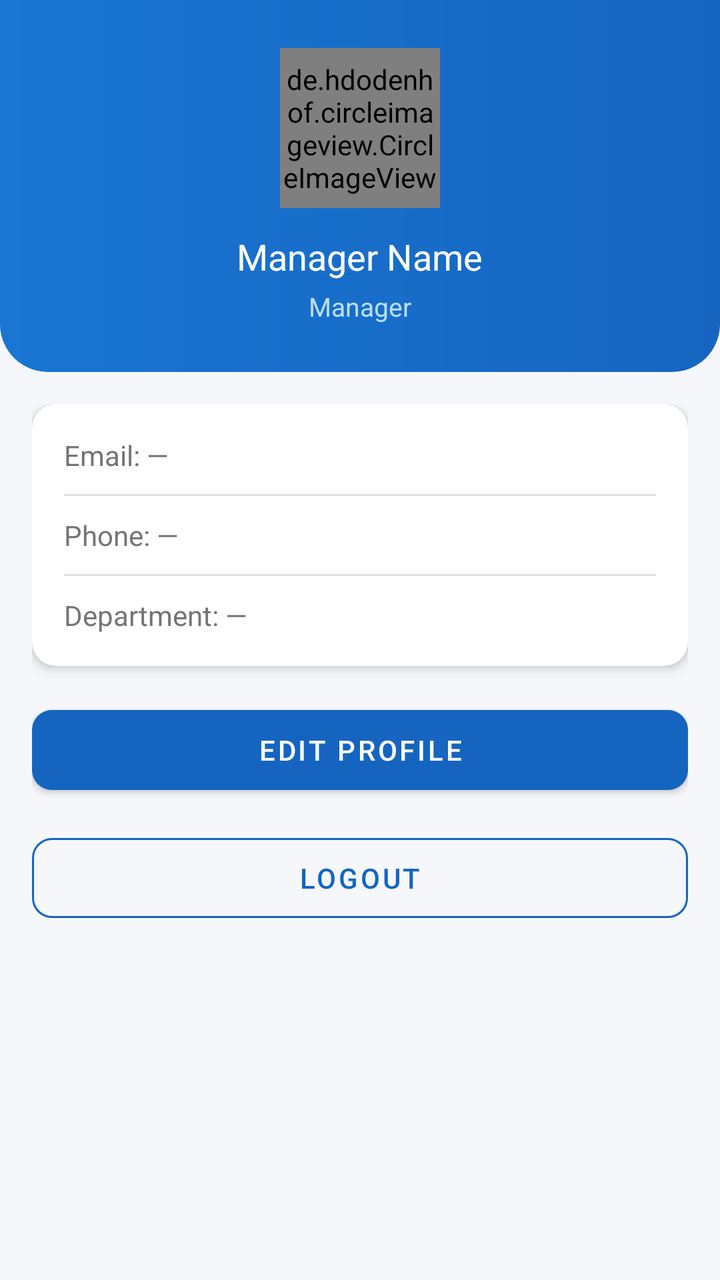
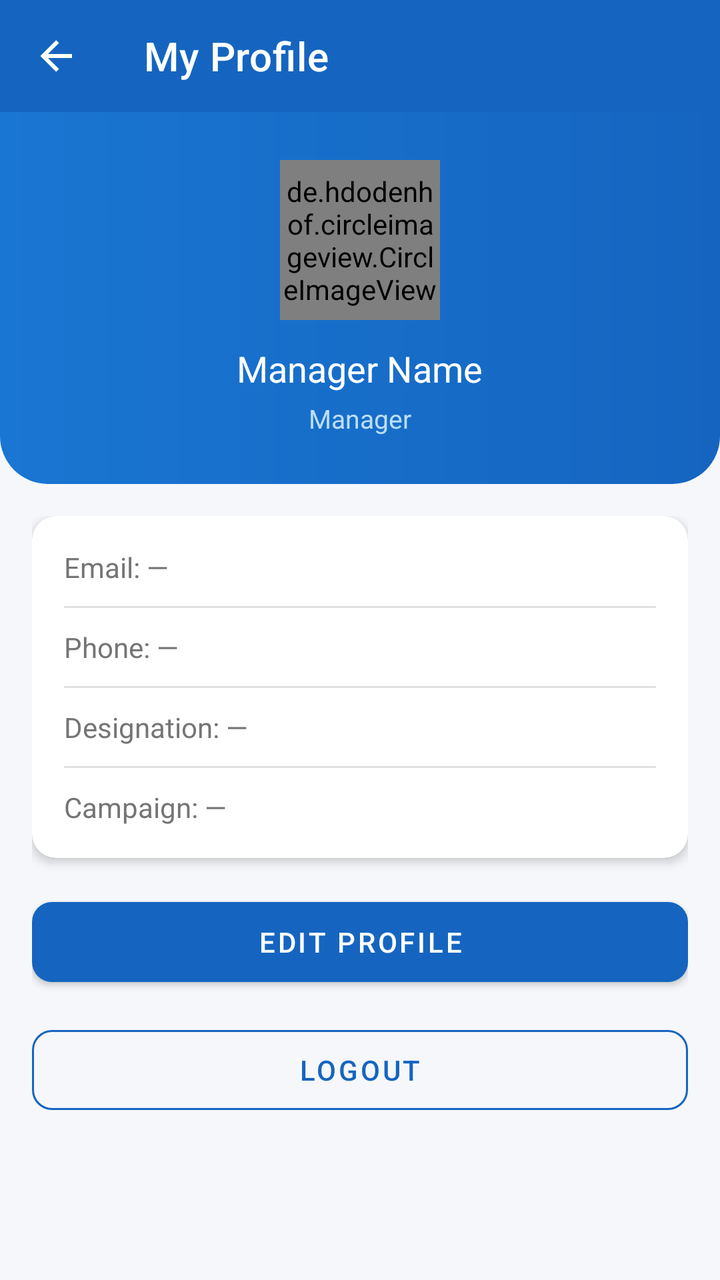

Screens rendered from an Android XML layout before and after an edit, with the pre-edit source and the edit as a unified diff.
<!-- AndroidManifest.xml: application theme Theme.WorkVerse -->
<!-- res/layout/activity_manager_profile.xml -->
<?xml version="1.0" encoding="utf-8"?>
<LinearLayout xmlns:android="http://schemas.android.com/apk/res/android"
    xmlns:app="http://schemas.android.com/apk/res-auto"
    android:layout_width="match_parent" android:layout_height="match_parent"
    android:orientation="vertical" android:background="@color/background">
    <LinearLayout android:layout_width="match_parent" android:layout_height="wrap_content"
        android:background="@drawable/gradient_header" android:orientation="vertical"
        android:padding="24dp" android:gravity="center">
        <de.hdodenhof.circleimageview.CircleImageView android:id="@+id/ivProfile"
            android:layout_width="80dp" android:layout_height="80dp"
            android:src="@drawable/ic_person" app:civ_border_color="#FFFFFF"
            app:civ_border_width="3dp" android:layout_marginBottom="12dp"/>
        <TextView android:id="@+id/tvName" android:layout_width="wrap_content"
            android:layout_height="wrap_content" android:text="Manager Name"
            android:textColor="#FFFFFF" android:textSize="18sp" android:fontFamily="sans-serif-bold"/>
        <TextView android:id="@+id/tvRole" android:layout_width="wrap_content"
            android:layout_height="wrap_content" android:text="Manager"
            android:textColor="#BBDEFB" android:textSize="13sp" android:layout_marginTop="4dp"/>
    </LinearLayout>
    <ScrollView android:layout_width="match_parent" android:layout_height="0dp" android:layout_weight="1">
        <LinearLayout android:layout_width="match_parent" android:layout_height="wrap_content"
            android:orientation="vertical" android:padding="16dp">
            <androidx.cardview.widget.CardView android:layout_width="match_parent" android:layout_height="wrap_content"
                app:cardCornerRadius="12dp" app:cardElevation="3dp" android:layout_marginBottom="16dp">
                <LinearLayout android:layout_width="match_parent" android:layout_height="wrap_content"
                    android:orientation="vertical" android:padding="16dp">
                    <TextView android:id="@+id/tvEmail" android:layout_width="match_parent"
                        android:layout_height="wrap_content" android:text="Email: —"
                        android:textSize="14sp" android:textColor="@color/text_secondary" android:layout_marginBottom="10dp"/>
                    <View android:layout_width="match_parent" android:layout_height="1dp" android:background="@color/divider" android:layout_marginBottom="10dp"/>
                    <TextView android:id="@+id/tvPhone" android:layout_width="match_parent"
                        android:layout_height="wrap_content" android:text="Phone: —"
                        android:textSize="14sp" android:textColor="@color/text_secondary" android:layout_marginBottom="10dp"/>
                    <View android:layout_width="match_parent" android:layout_height="1dp" android:background="@color/divider" android:layout_marginBottom="10dp"/>
                    <TextView android:id="@+id/tvDepartment" android:layout_width="match_parent"
                        android:layout_height="wrap_content" android:text="Department: —"
                        android:textSize="14sp" android:textColor="@color/text_secondary"/>
                </LinearLayout>
            </androidx.cardview.widget.CardView>
            <Button android:id="@+id/btnEditProfile" android:layout_width="match_parent"
                android:layout_height="52dp" android:text="Edit Profile" style="@style/WorkVerse.Button.Primary" android:layout_marginBottom="12dp"/>
            <Button android:id="@+id/btnLogout" android:layout_width="match_parent"
                android:layout_height="52dp" android:text="Logout" style="@style/WorkVerse.Button.Outline"/>
        </LinearLayout>
    </ScrollView>
</LinearLayout>
<!-- resources referenced by this layout -->
<resources>
  <color name="background">#F5F7FA</color>
  <color name="divider">#E0E0E0</color>
  <color name="text_secondary">#757575</color>
  <!-- drawable gradient_header (drawable) -->
  <?xml version="1.0" encoding="utf-8"?>
  <shape xmlns:android="http://schemas.android.com/apk/res/android">
      <gradient android:startColor="#1565C0" android:endColor="#1976D2" android:angle="180"/>
      <corners android:bottomLeftRadius="24dp" android:bottomRightRadius="24dp"/>
  </shape>
  <!-- drawable ic_person (drawable) -->
  <?xml version="1.0" encoding="utf-8"?>
  <vector xmlns:android="http://schemas.android.com/apk/res/android" android:width="24dp" android:height="24dp" android:viewportWidth="24" android:viewportHeight="24">
      <path android:fillColor="#BDBDBD" android:pathData="M12,12A4,4 0 0,0 16,8A4,4 0 0,0 12,4A4,4 0 0,0 8,8A4,4 0 0,0 12,12M12,14C9.33,14 4,15.33 4,18V20H20V18C20,15.33 14.67,14 12,14Z"/>
  </vector>
  <style name="WorkVerse.Button.Outline" parent="Widget.MaterialComponents.Button.OutlinedButton">
          <item name="strokeColor">@color/primary</item>
          <item name="android:textColor">@color/primary</item>
          <item name="cornerRadius">10dp</item>
      </style>
  <style name="WorkVerse.Button.Primary" parent="Widget.MaterialComponents.Button">
          <item name="backgroundTint">@color/primary</item>
          <item name="android:textColor">@color/white</item>
          <item name="cornerRadius">10dp</item>
      </style>
  <style name="Theme.WorkVerse" parent="Theme.MaterialComponents.Light.NoActionBar">
          <item name="colorPrimary">@color/primary</item>
          <item name="colorPrimaryVariant">@color/primary_dark</item>
          <item name="colorOnPrimary">@color/white</item>
          <item name="colorSecondary">@color/accent</item>
          <item name="android:colorBackground">@color/background</item>
          <item name="android:statusBarColor">@color/primary_dark</item>
      </style>
  <color name="primary">#1565C0</color>
  <color name="white">#FFFFFF</color>
  <color name="primary_dark">#0D47A1</color>
  <color name="accent">#FF8F00</color>
</resources>

<!-- the commit's change to res/layout/activity_manager_profile.xml (unified diff, before → after) -->
@@ -3,6 +3,16 @@
     xmlns:app="http://schemas.android.com/apk/res-auto"
     android:layout_width="match_parent" android:layout_height="match_parent"
     android:orientation="vertical" android:background="@color/background">
+
+    <androidx.appcompat.widget.Toolbar
+        android:id="@+id/toolbar"
+        android:layout_width="match_parent"
+        android:layout_height="?attr/actionBarSize"
+        android:background="@color/primary"
+        app:titleTextColor="@color/white"
+        app:title="My Profile"
+        app:navigationIcon="@drawable/ic_back"/>
+
     <LinearLayout android:layout_width="match_parent" android:layout_height="wrap_content"
         android:background="@drawable/gradient_header" android:orientation="vertical"
         android:padding="24dp" android:gravity="center">
@@ -32,8 +42,12 @@
                         android:layout_height="wrap_content" android:text="Phone: —"
                         android:textSize="14sp" android:textColor="@color/text_secondary" android:layout_marginBottom="10dp"/>
                     <View android:layout_width="match_parent" android:layout_height="1dp" android:background="@color/divider" android:layout_marginBottom="10dp"/>
-                    <TextView android:id="@+id/tvDepartment" android:layout_width="match_parent"
-                        android:layout_height="wrap_content" android:text="Department: —"
+                    <TextView android:id="@+id/tvDesignation" android:layout_width="match_parent"
+                        android:layout_height="wrap_content" android:text="Designation: —"
+                        android:textSize="14sp" android:textColor="@color/text_secondary" android:layout_marginBottom="10dp"/>
+                    <View android:layout_width="match_parent" android:layout_height="1dp" android:background="@color/divider" android:layout_marginBottom="10dp"/>
+                    <TextView android:id="@+id/tvCampaign" android:layout_width="match_parent"
+                        android:layout_height="wrap_content" android:text="Campaign: —"
                         android:textSize="14sp" android:textColor="@color/text_secondary"/>
                 </LinearLayout>
             </androidx.cardview.widget.CardView>
<!-- resource entries referenced after the edit -->
@@ -9,6 +9,11 @@
       <gradient android:startColor="#1565C0" android:endColor="#1976D2" android:angle="180"/>
       <corners android:bottomLeftRadius="24dp" android:bottomRightRadius="24dp"/>
   </shape>
+  <!-- drawable ic_back (drawable) -->
+  <?xml version="1.0" encoding="utf-8"?>
+  <vector xmlns:android="http://schemas.android.com/apk/res/android" android:width="24dp" android:height="24dp" android:viewportWidth="24" android:viewportHeight="24">
+      <path android:fillColor="#FFFFFF" android:pathData="M20,11V13H8L13.5,18.5L12.08,19.92L4.16,12L12.08,4.08L13.5,5.5L8,11H20Z"/>
+  </vector>
   <!-- drawable ic_person (drawable) -->
   <?xml version="1.0" encoding="utf-8"?>
   <vector xmlns:android="http://schemas.android.com/apk/res/android" android:width="24dp" android:height="24dp" android:viewportWidth="24" android:viewportHeight="24">
